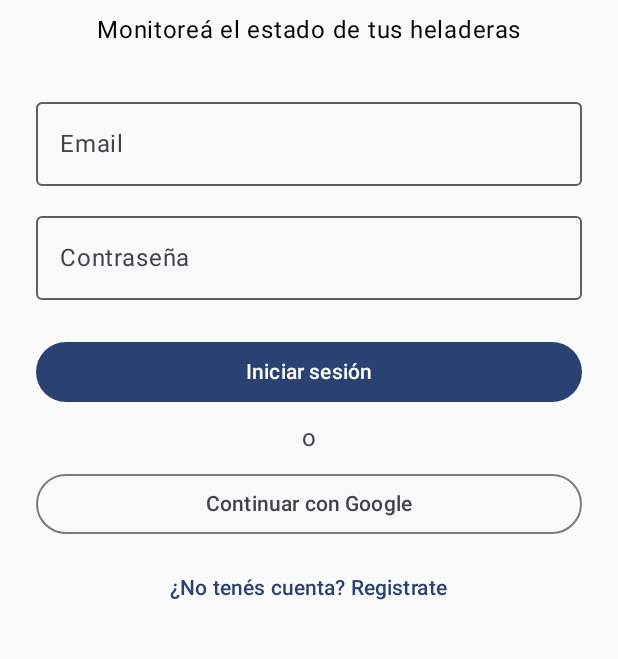
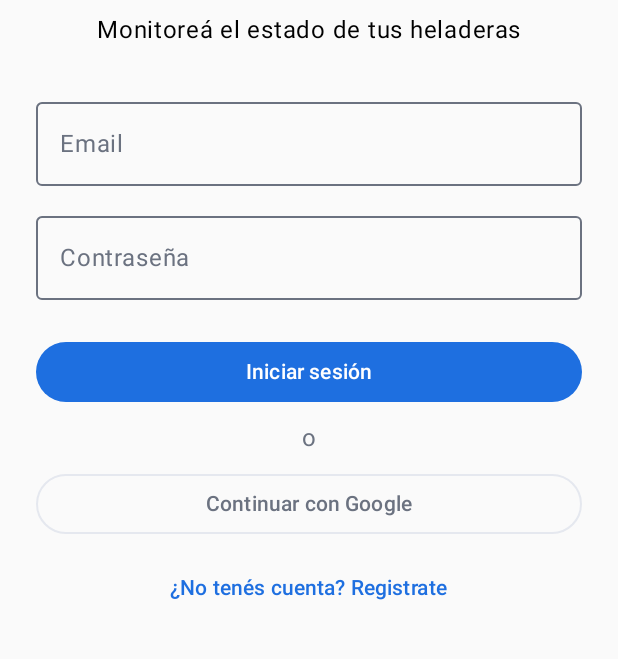
Before and after one commit to UTN-FRBA-Mobile/ColdSense, an Android app built with Jetpack Compose: the screen it shows after launch (MainActivity), on a phone screen of 412 x 824 dp, the part 336-995 px from its top. Run offline under Robolectric (Android 15) with nearby library versions, the phone set to English and light mode, and no system bars; our stand-ins replace Firebase (no records; nobody signed in at launch, a user with empty details on screens opened directly), Voyager; 1 statement that could not run was skipped.

Commit message:
Agrego la paleta de colores clara y oscura al tema
Junto los colores en ui/theme (ColdSenseTheme.colors) con una versión
para cada tema y armo el esquema de Material con esa paleta. Saco los
colores dinámicos de Android 12+ para que la app se vea igual en todos
los celulares. Los estados de la heladera, los diálogos de error, el
spinner, el botón principal y la barra de navegación ya toman los
colores del tema.

```diff
--- a/android/app/src/main/java/ar/edu/utn/coldsense/features/device/detail/DetailScreen.kt
+++ b/android/app/src/main/java/ar/edu/utn/coldsense/features/device/detail/DetailScreen.kt
@@ -61,6 +61,9 @@ import ar.edu.utn.coldsense.model.Heladera
 import ar.edu.utn.coldsense.model.HeladeraStatus
 import ar.edu.utn.coldsense.model.Lectura
 import ar.edu.utn.coldsense.model.calcularEstado
+import ar.edu.utn.coldsense.model.chipBackground
+import ar.edu.utn.coldsense.model.color
+import ar.edu.utn.coldsense.model.signalColor
 import ar.edu.utn.coldsense.notifications.CambiosHeladeras
 import ar.edu.utn.coldsense.ui.components.ConfirmDeleteDialog
 import ar.edu.utn.coldsense.ui.components.ErrorMessage
--- a/android/app/src/main/java/ar/edu/utn/coldsense/features/home/HomeScreen.kt
+++ b/android/app/src/main/java/ar/edu/utn/coldsense/features/home/HomeScreen.kt
@@ -55,6 +55,10 @@ import ar.edu.utn.coldsense.features.device.search.SearchDeviceScreen
 import ar.edu.utn.coldsense.model.Heladera
 import ar.edu.utn.coldsense.model.HeladeraStatus
 import ar.edu.utn.coldsense.model.calcularEstado
+import ar.edu.utn.coldsense.model.cardBorder
+import ar.edu.utn.coldsense.model.chipBackground
+import ar.edu.utn.coldsense.model.color
+import ar.edu.utn.coldsense.model.signalColor
 import ar.edu.utn.coldsense.notifications.CambiosHeladeras
 import ar.edu.utn.coldsense.ui.components.BottomNavDestination
 import ar.edu.utn.coldsense.ui.components.CommonHeader
--- a/android/app/src/main/java/ar/edu/utn/coldsense/ui/components/NavigationBar.kt
+++ b/android/app/src/main/java/ar/edu/utn/coldsense/ui/components/NavigationBar.kt
@@ -34,6 +34,7 @@ import androidx.compose.ui.graphics.vector.ImageVector
 import androidx.compose.ui.text.font.FontWeight
 import androidx.compose.ui.unit.dp
 import androidx.compose.ui.unit.sp
+import ar.edu.utn.coldsense.ui.theme.ColdSenseTheme
 
 /**
  * Destinos disponibles en la barra de navegación inferior.
@@ -102,7 +103,7 @@ fun NavigationBar(
                         width = 1.dp,
                         brush = Brush.verticalGradient(
                             colors = listOf(
-                                Color.White.copy(alpha = 0.8f),
+                                ColdSenseTheme.colors.glassReflection,
                                 contentColor.copy(alpha = 0.15f)
                             )
                         )
--- a/android/app/src/main/java/ar/edu/utn/coldsense/ui/components/NextButton.kt
+++ b/android/app/src/main/java/ar/edu/utn/coldsense/ui/components/NextButton.kt
@@ -12,6 +12,7 @@ import androidx.compose.foundation.shape.RoundedCornerShape
 import androidx.compose.material3.ButtonDefaults
 import androidx.compose.material3.MaterialTheme
 import androidx.compose.ui.graphics.Color
+import ar.edu.utn.coldsense.ui.theme.ColdSenseTheme
 
 /**
  * Componente reutilizable para avanzar a la siguiente acción.
@@ -34,7 +35,10 @@ fun NextButton(
         modifier = Modifier
             .fillMaxWidth()
             .height(54.dp),
-        colors = ButtonDefaults.buttonColors(containerColor = Color(0xFF69B3D5))
+        colors = ButtonDefaults.buttonColors(
+            containerColor = ColdSenseTheme.colors.actionButton,
+            contentColor = Color.White
+        )
     ) {
         if (isLoading) {
             Spinner(color = Color.White)
--- a/android/app/src/main/java/ar/edu/utn/coldsense/ui/components/Spinner.kt
+++ b/android/app/src/main/java/ar/edu/utn/coldsense/ui/components/Spinner.kt
@@ -10,16 +10,17 @@ import androidx.compose.ui.Modifier
 import androidx.compose.ui.graphics.Color
 import androidx.compose.ui.unit.Dp
 import androidx.compose.ui.unit.dp
+import ar.edu.utn.coldsense.ui.theme.ColdSenseTheme
 
 /**
  * Componente reutilizable que muestra un indicador de carga centrado.
  *
- * @param color Color del indicador de carga. Por defecto es azul (#0878D1).
+ * @param color Color del indicador de carga. Por defecto es el color principal del tema.
  * @param paddingVertical Espaciado vertical alrededor del indicador de carga. Por defecto es 16.dp.
  */
 @Composable
 fun Spinner(
-    color: Color = Color(0xFF0878D1),
+    color: Color = ColdSenseTheme.colors.primary,
     paddingVertical: Dp = 16.dp
 ) {
     Box(
--- a/android/app/src/main/java/ar/edu/utn/coldsense/ui/theme/Color.kt
+++ b/android/app/src/main/java/ar/edu/utn/coldsense/ui/theme/Color.kt
@@ -1,11 +1,118 @@
 package ar.edu.utn.coldsense.ui.theme
 
+import androidx.compose.runtime.Immutable
 import androidx.compose.ui.graphics.Color
 
-val Purple80 = Color(0xFFD0BCFF)
-val PurpleGrey80 = Color(0xFFCCC2DC)
-val Pink80 = Color(0xFFEFB8C8)
+/**
+ * Colores propios de la app. Hay una versión para el tema claro y otra
+ * para el oscuro; las pantallas los leen con [ColdSenseTheme.colors] y
+ * así cambian solos al cambiar el tema.
+ */
+@Immutable
+data class ColdSenseColors(
+    // Fondos
+    val background: Color,
+    val surface: Color,
+    val surfaceMuted: Color,
+    val border: Color,
+    val grid: Color,
 
-val Purple40 = Color(0xFF6650a4)
-val PurpleGrey40 = Color(0xFF625b71)
-val Pink40 = Color(0xFF7D5260)
+    // Textos
+    val textPrimary: Color,
+    val textSecondary: Color,
+
+    // Marca y acciones
+    val primary: Color,
+    val onPrimary: Color,
+    val actionButton: Color,
+    val glassReflection: Color,
+
+    // Estados
+    val success: Color,
+    val successBackground: Color,
+    val danger: Color,
+    val dangerBackground: Color,
+    val alert: Color,
+    val alertBackground: Color,
+    val disconnectedBackground: Color,
+    val disconnectedSignal: Color,
+
+    // Series del gráfico
+    val chartMax: Color,
+    val chartMin: Color,
+
+    // Diálogos de error y confirmación
+    val errorDialogBackground: Color,
+    val errorDialogAccent: Color,
+    val errorDialogTitle: Color,
+    val errorDialogText: Color,
+    val errorDialogSecondaryButton: Color
+)
+
+val LightColors = ColdSenseColors(
+    background = Color(0xFFFFFFFF),
+    surface = Color(0xFFFFFFFF),
+    surfaceMuted = Color(0xFFF5F6F8),
+    border = Color(0xFFE5E8EF),
+    grid = Color(0xFFEDEFF3),
+
+    textPrimary = Color(0xFF1A1F36),
+    textSecondary = Color(0xFF6B7280),
+
+    primary = Color(0xFF1E6FE0),
+    onPrimary = Color(0xFFFFFFFF),
+    actionButton = Color(0xFF69B3D5),
+    glassReflection = Color(0xCCFFFFFF),
+
+    success = Color(0xFF2E9E5B),
+    successBackground = Color(0xFFE3F5EA),
+    danger = Color(0xFFEF4444),
+    dangerBackground = Color(0xFFFFF1F1),
+    alert = Color(0xFFD93025),
+    alertBackground = Color(0xFFFFD6D6),
+    disconnectedBackground = Color(0xFFFFE0E0),
+    disconnectedSignal = Color(0xFF8A8F98),
+
+    chartMax = Color(0xFFF59E0B),
+    chartMin = Color(0xFF0EA5A4),
+
+    errorDialogBackground = Color(0xFFFFDADA),
+    errorDialogAccent = Color(0xFFE57373),
+    errorDialogTitle = Color(0xFF8B1A1A),
+    errorDialogText = Color(0xFF6D3030),
+    errorDialogSecondaryButton = Color(0xFFFFFFFF)
+)
+
+val DarkColors = ColdSenseColors(
+    background = Color(0xFF0F1218),
+    surface = Color(0xFF171B22),
+    surfaceMuted = Color(0xFF1C2129),
+    border = Color(0xFF2C323D),
+    grid = Color(0xFF262C36),
+
+    textPrimary = Color(0xFFE6E8EF),
+    textSecondary = Color(0xFF9CA3AF),
+
+    primary = Color(0xFF5B9BFF),
+    onPrimary = Color(0xFF0F1218),
+    actionButton = Color(0xFF2F7FA8),
+    glassReflection = Color(0x26FFFFFF),
+
+    success = Color(0xFF4ADE80),
+    successBackground = Color(0xFF16301F),
+    danger = Color(0xFFF87171),
+    dangerBackground = Color(0xFF3A1F22),
+    alert = Color(0xFFFF6B6B),
+    alertBackground = Color(0xFF4A2326),
+    disconnectedBackground = Color(0xFF3D2427),
+    disconnectedSignal = Color(0xFF8A8F98),
+
+    chartMax = Color(0xFFFBBF24),
+    chartMin = Color(0xFF2DD4BF),
+
+    errorDialogBackground = Color(0xFF3B2124),
+    errorDialogAccent = Color(0xFFE57373),
+    errorDialogTitle = Color(0xFFFFB4AB),
+    errorDialogText = Color(0xFFE8C4C4),
+    errorDialogSecondaryButton = Color(0xFF4A2A2E)
+)
--- a/android/app/src/main/java/ar/edu/utn/coldsense/ui/theme/Theme.kt
+++ b/android/app/src/main/java/ar/edu/utn/coldsense/ui/theme/Theme.kt
@@ -1,58 +1,62 @@
 package ar.edu.utn.coldsense.ui.theme
 
-import android.app.Activity
-import android.os.Build
 import androidx.compose.foundation.isSystemInDarkTheme
+import androidx.compose.material3.ColorScheme
 import androidx.compose.material3.MaterialTheme
 import androidx.compose.material3.darkColorScheme
-import androidx.compose.material3.dynamicDarkColorScheme
-import androidx.compose.material3.dynamicLightColorScheme
 import androidx.compose.material3.lightColorScheme
 import androidx.compose.runtime.Composable
-import androidx.compose.ui.platform.LocalContext
+import androidx.compose.runtime.CompositionLocalProvider
+import androidx.compose.runtime.ReadOnlyComposable
+import androidx.compose.runtime.staticCompositionLocalOf
 
-private val DarkColorScheme = darkColorScheme(
-    primary = Purple80,
-    secondary = PurpleGrey80,
-    tertiary = Pink80
-)
+private val LocalColdSenseColors = staticCompositionLocalOf { LightColors }
 
-private val LightColorScheme = lightColorScheme(
-    primary = Purple40,
-    secondary = PurpleGrey40,
-    tertiary = Pink40
+/**
+ * Acceso a los colores propios de la app desde cualquier pantalla:
+ * `ColdSenseTheme.colors.textPrimary`.
+ */
+object ColdSenseTheme {
+    val colors: ColdSenseColors
+        @Composable
+        @ReadOnlyComposable
+        get() = LocalColdSenseColors.current
+}
 
-    /* Other default colors to override
-    background = Color(0xFFFFFBFE),
-    surface = Color(0xFFFFFBFE),
-    onPrimary = Color.White,
-    onSecondary = Color.White,
-    onTertiary = Color.White,
-    onBackground = Color(0xFF1C1B1F),
-    onSurface = Color(0xFF1C1B1F),
-    */
-)
+/**
+ * Esquema de Material armado con nuestra paleta, así los componentes de
+ * Material (campos de texto, botones, diálogos) usan los mismos colores.
+ */
+private fun ColdSenseColors.toColorScheme(darkTheme: Boolean): ColorScheme {
+    val base = if (darkTheme) darkColorScheme() else lightColorScheme()
+    return base.copy(
+        primary = primary,
+        onPrimary = onPrimary,
+        background = background,
+        onBackground = textPrimary,
+        surface = surface,
+        onSurface = textPrimary,
+        surfaceVariant = surfaceMuted,
+        onSurfaceVariant = textSecondary,
+        outline = textSecondary,
+        outlineVariant = border,
+        error = danger
+    )
+}
 
 @Composable
 fun AppTheme(
     darkTheme: Boolean = isSystemInDarkTheme(),
-    // Dynamic color is available on Android 12+
-    dynamicColor: Boolean = true,
     content: @Composable () -> Unit
 ) {
-    val colorScheme = when {
-        dynamicColor && Build.VERSION.SDK_INT >= Build.VERSION_CODES.S -> {
-            val context = LocalContext.current
-            if (darkTheme) dynamicDarkColorScheme(context) else dynamicLightColorScheme(context)
-        }
+    // Sin colores dinámicos (Material You): la app mantiene su paleta en todos los celulares
+    val colors = if (darkTheme) DarkColors else LightColors
 
-        darkTheme -> DarkColorScheme
-        else -> LightColorScheme
+    CompositionLocalProvider(LocalColdSenseColors provides colors) {
+        MaterialTheme(
+            colorScheme = colors.toColorScheme(darkTheme),
+            typography = Typography,
+            content = content
+        )
     }
-
-    MaterialTheme(
-        colorScheme = colorScheme,
-        typography = Typography,
-        content = content
-    )
 }
--- /dev/null
+++ b/android/app/src/main/res/values-night/themes.xml
@@ -0,0 +1,5 @@
+<?xml version="1.0" encoding="utf-8"?>
+<resources>
+    <!-- Con el celular en modo oscuro, la ventana arranca oscura y no hay destello blanco al abrir -->
+    <style name="Theme.App" parent="android:Theme.Material.NoActionBar" />
+</resources>
```
Also changed, not shown: android/app/src/main/java/ar/edu/utn/coldsense/model/HeladeraStatus.kt (+40 -24 lines), android/app/src/main/java/ar/edu/utn/coldsense/ui/components/ConfirmDeleteDialog.kt (+8 -6 lines), android/app/src/main/java/ar/edu/utn/coldsense/ui/components/ErrorMessage.kt (+6 -4 lines).
